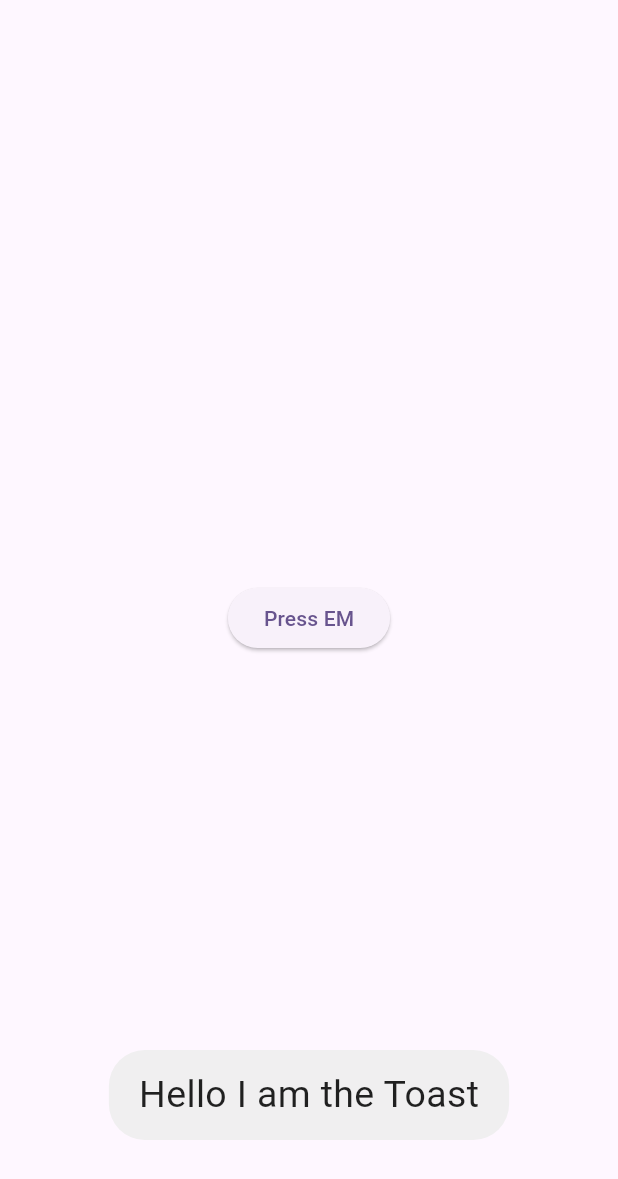
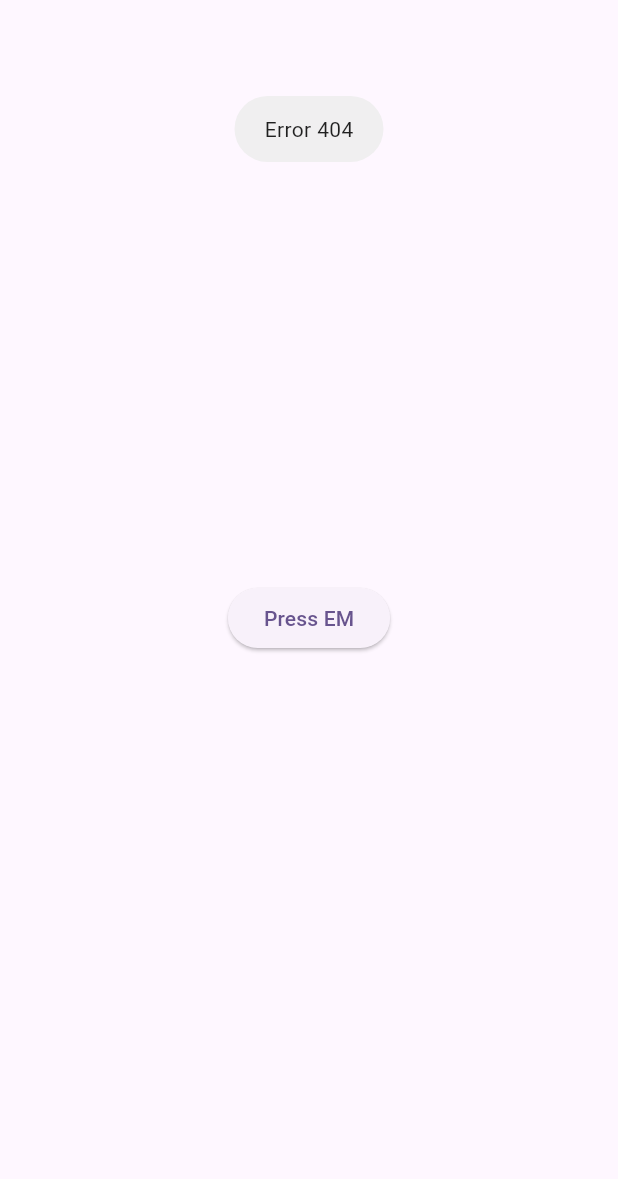
Before and after one commit to tanjilalom/Toast-Widget, a Flutter app: the screen it shows after launch, after a tap on "Press EM", on a phone screen of 412 x 824 dp. Shown: the top 1179 px of the screen. Run offline on Flutter 3.47's test engine with Material 3 defaults, Android fonts, the phone set to English and light mode, and no system bars; our stand-ins replace fluttertoast.

Commit message:
Initial Commit

```diff
--- a/lib/main.dart
+++ b/lib/main.dart
@@ -35,9 +35,8 @@ class _MyHomePageState extends State<MyHomePage> {
             child: ElevatedButton(
                 onPressed: () {
                   Fluttertoast.showToast(
-                    msg: "Hello I am the Toast",
-                    fontSize: 25,
-                    toastLength: Toast.LENGTH_LONG
+                    msg: "Error 404",
+                    gravity: ToastGravity.TOP,
                   );
                 },
                 child: Text("Press EM"))));
```
